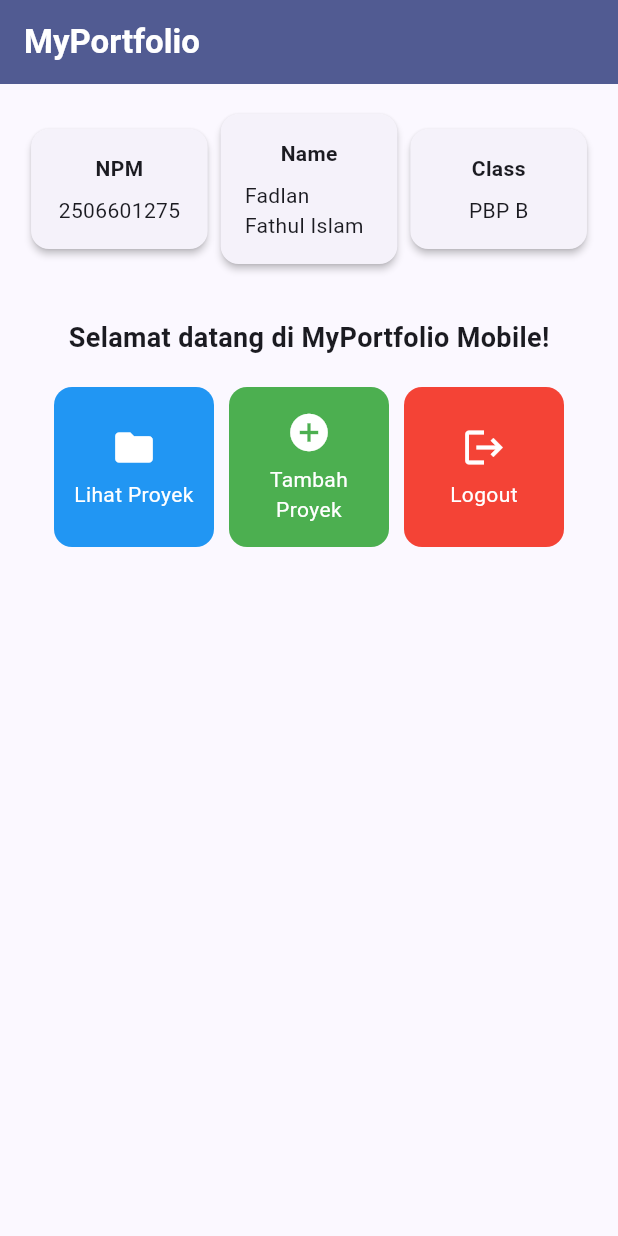
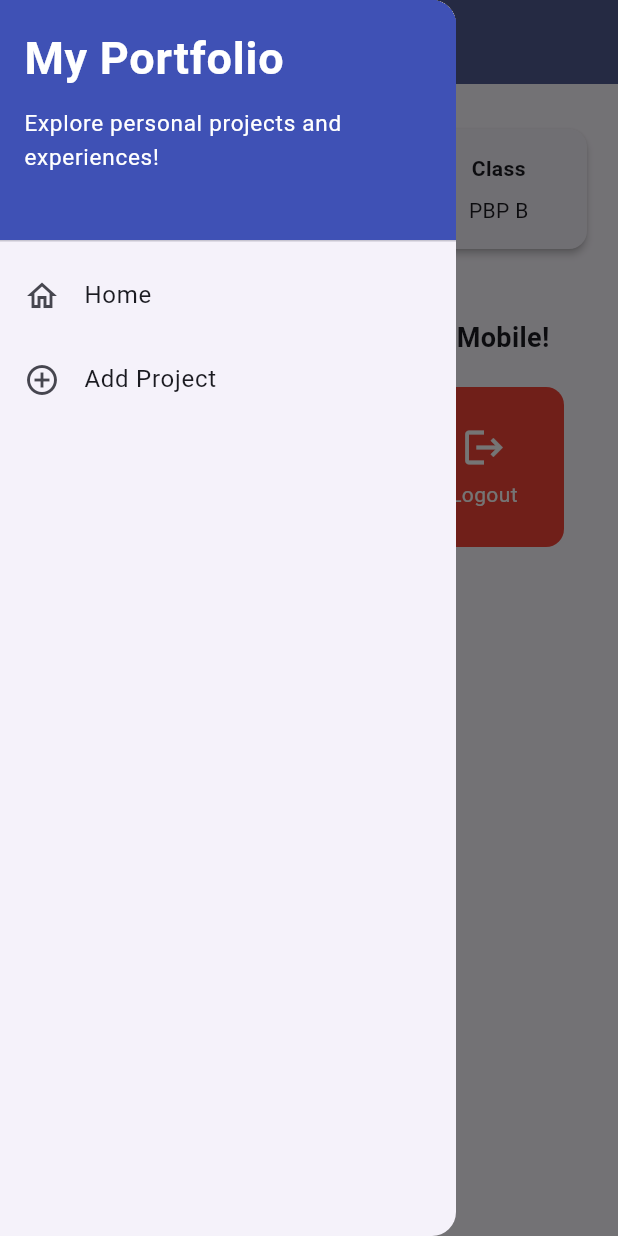
Before and after one commit to CielHtml/myportofolio_mobile, a Flutter app: the screen it shows after launch, with the side drawer open (before the commit the screen has no drawer), on a phone screen of 412 x 824 dp. Run offline on Flutter 3.47's test engine with Material 3 defaults, Android fonts, the phone set to English and light mode, and no system bars; our stand-ins replace material_ui.

Commit message:
Tutorial 9

```diff
--- a/lib/main.dart
+++ b/lib/main.dart
@@ -1,4 +1,4 @@
-import 'package:flutter/material.dart';
+import 'package:material_ui/material_ui.dart';
 import 'package:myportofolio_mobile/menu.dart';
 
 void main() {
--- /dev/null
+++ b/lib/widgets/left_drawer.dart
@@ -0,0 +1,67 @@
+import 'package:material_ui/material_ui.dart';
+import 'package:myportofolio_mobile/menu.dart';
+import 'package:myportofolio_mobile/project_form.dart';
+
+// TODO: Impor halaman ProjectFormPage jika sudah dibuat
+
+class LeftDrawer extends StatelessWidget {
+  const LeftDrawer({super.key});
+
+  @override
+  Widget build(BuildContext context) {
+    return Drawer(
+      child: ListView(
+        children: [
+          // Bagian 1: Header berwarna indigo di paling atas drawer
+          const DrawerHeader(
+            decoration: BoxDecoration(color: Colors.indigo),
+            child: Column(
+              crossAxisAlignment: CrossAxisAlignment.start,
+              children: [
+                Text(
+                  'My Portfolio',
+                  style: TextStyle(
+                    fontSize: 30,
+                    fontWeight: FontWeight.bold,
+                    color: Colors.white,
+                  ),
+                ),
+                SizedBox(height: 10),
+                Text(
+                  'Explore personal projects and experiences!',
+                  style: TextStyle(fontSize: 15, color: Colors.white),
+                ),
+              ],
+            ),
+          ),
+
+          // Bagian 2: Menu navigasi ke halaman utama
+          ListTile(
+            leading: const Icon(Icons.home_outlined),
+            title: const Text('Home'),
+            onTap: () {
+              Navigator.pushReplacement(
+                context,
+                MaterialPageRoute(builder: (context) => MyHomePage()),
+              );
+            },
+          ),
+
+          // Bagian 3: Menu navigasi ke halaman tambah proyek
+          ListTile(
+            leading: const Icon(Icons.add_circle_outline),
+            title: const Text('Add Project'),
+            onTap: () {
+              Navigator.pushReplacement(
+                context,
+                MaterialPageRoute(
+                  builder: (context) => const ProjectFormPage(),
+                ),
+              );
+            },
+          ),
+        ],
+      ),
+    );
+  }
+}
--- a/pubspec.yaml
+++ b/pubspec.yaml
@@ -34,6 +34,7 @@ dependencies:
   # The following adds the Cupertino Icons font to your application.
   # Use with the CupertinoIcons class for iOS style icons.
   cupertino_icons: ^1.0.8
+  material_ui: ^1.11.1
 
 dev_dependencies:
   flutter_test:
```
Also changed, not shown: lib/menu.dart (+13 -2 lines), lib/project_form.dart (added, +213 -0 lines), lib/widgets/project_card.dart (added), pubspec.lock.
